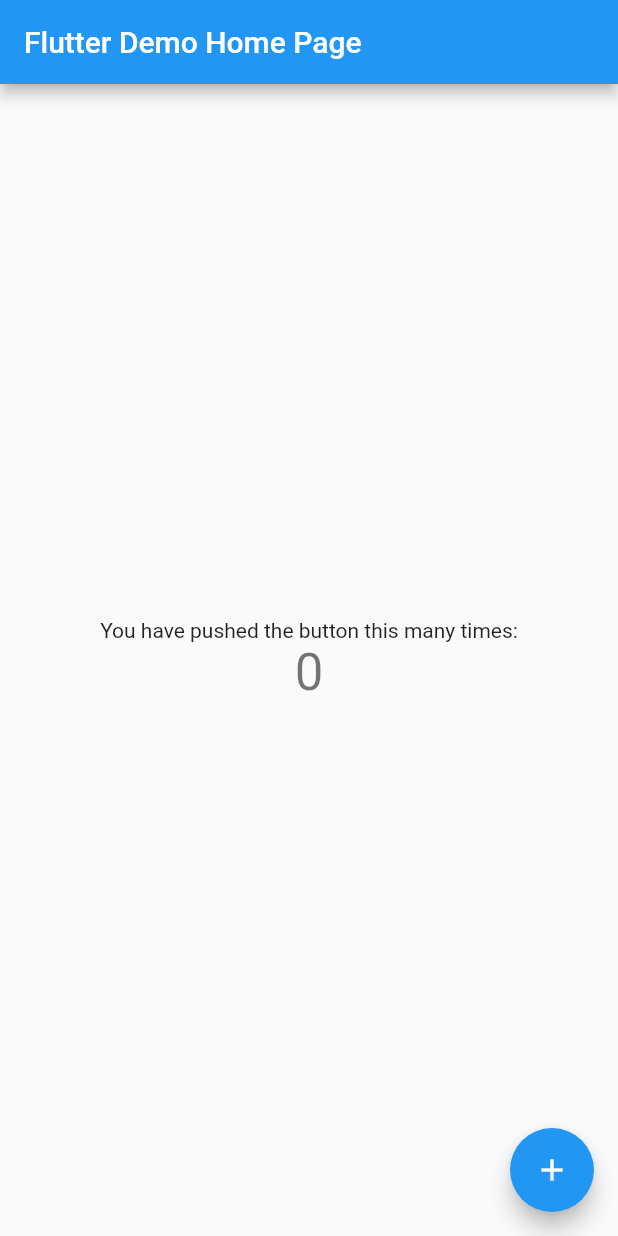
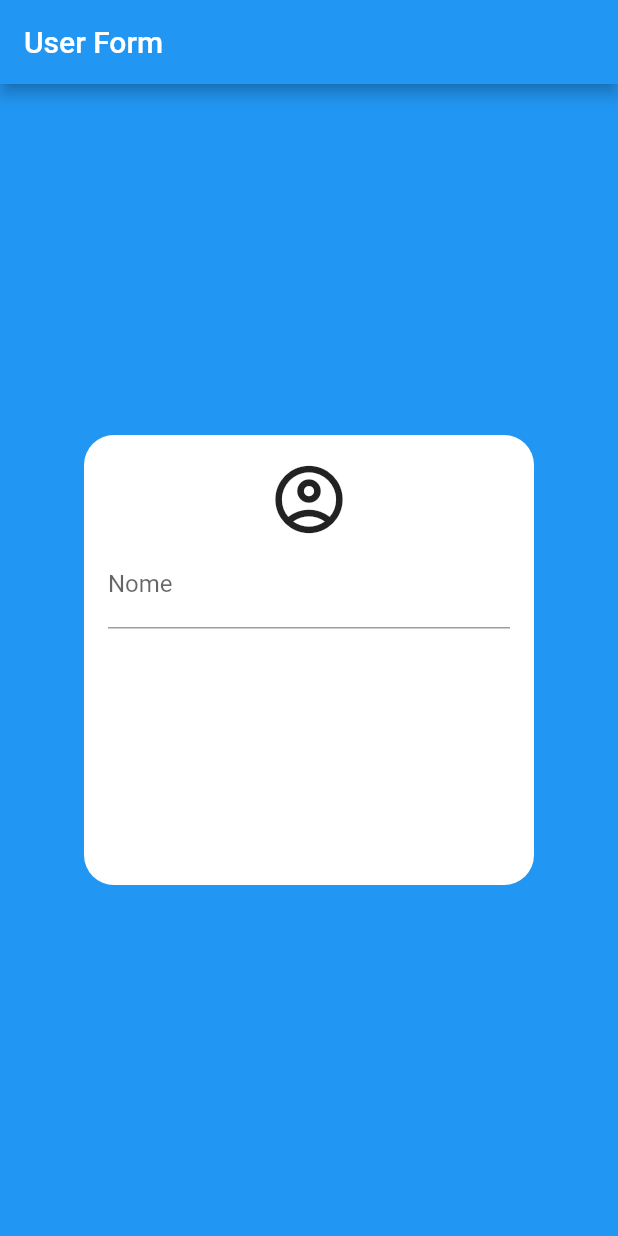
Before and after one commit to brandaoti/user-form, a Flutter app: the screen it shows after launch, on a phone screen of 412 x 824 dp. Run offline on Flutter 3.47's test engine with Material 2 defaults, Android fonts, the phone set to English and light mode, and no system bars.

Commit message:
Criando formulario, usando GlobalForm

```diff
--- /dev/null
+++ b/lib/app_widget.dart
@@ -0,0 +1,14 @@
+import 'package:flutter/material.dart';
+import 'package:user_form/user_form_view.dart';
+
+class AppWidget extends StatelessWidget {
+  const AppWidget({Key? key}) : super(key: key);
+
+  @override
+  Widget build(BuildContext context) {
+    return MaterialApp(
+      title: 'User Form Demo',
+      home: UserForm(),
+    );
+  }
+}
--- a/lib/main.dart
+++ b/lib/main.dart
@@ -1,113 +1,6 @@
 import 'package:flutter/material.dart';
+import 'package:user_form/app_widget.dart';
 
 void main() {
-  runApp(MyApp());
+  runApp(AppWidget());
 }
-
-class MyApp extends StatelessWidget {
-  // This widget is the root of your application.
-  @override
-  Widget build(BuildContext context) {
-    return MaterialApp(
-      title: 'Flutter Demo',
-      theme: ThemeData(
-        // This is the theme of your application.
-        //
-        // Try running your application with "flutter run". You'll see the
-        // application has a blue toolbar. Then, without quitting the app, try
-        // changing the primarySwatch below to Colors.green and then invoke
-        // "hot reload" (press "r" in the console where you ran "flutter run",
-        // or simply save your changes to "hot reload" in a Flutter IDE).
-        // Notice that the counter didn't reset back to zero; the application
-        // is not restarted.
-        primarySwatch: Colors.blue,
-      ),
-      home: MyHomePage(title: 'Flutter Demo Home Page'),
-    );
-  }
-}
-
-class MyHomePage extends StatefulWidget {
-  MyHomePage({Key key, this.title}) : super(key: key);
-
-  // This widget is the home page of your application. It is stateful, meaning
-  // that it has a State object (defined below) that contains fields that affect
-  // how it looks.
-
-  // This class is the configuration for the state. It holds the values (in this
-  // case the title) provided by the parent (in this case the App widget) and
-  // used by the build method of the State. Fields in a Widget subclass are
-  // always marked "final".
-
-  final String title;
-
-  @override
-  _MyHomePageState createState() => _MyHomePageState();
-}
-
-class _MyHomePageState extends State<MyHomePage> {
-  int _counter = 0;
-
-  void _incrementCounter() {
-    setState(() {
-      // This call to setState tells the Flutter framework that something has
-      // changed in this State, which causes it to rerun the build method below
-      // so that the display can reflect the updated values. If we changed
-      // _counter without calling setState(), then the build method would not be
-      // called again, and so nothing would appear to happen.
-      _counter++;
-    });
-  }
-
-  @override
-  Widget build(BuildContext context) {
-    // This method is rerun every time setState is called, for instance as done
-    // by the _incrementCounter method above.
-    //
-    // The Flutter framework has been optimized to make rerunning build methods
-    // fast, so that you can just rebuild anything that needs updating rather
-    // than having to individually change instances of widgets.
-    return Scaffold(
-      appBar: AppBar(
-        // Here we take the value from the MyHomePage object that was created by
-        // the App.build method, and use it to set our appbar title.
-        title: Text(widget.title),
-      ),
-      body: Center(
-        // Center is a layout widget. It takes a single child and positions it
-        // in the middle of the parent.
-        child: Column(
-          // Column is also a layout widget. It takes a list of children and
-          // arranges them vertically. By default, it sizes itself to fit its
-          // children horizontally, and tries to be as tall as its parent.
-          //
-          // Invoke "debug painting" (press "p" in the console, choose the
-          // "Toggle Debug Paint" action from the Flutter Inspector in Android
-          // Studio, or the "Toggle Debug Paint" command in Visual Studio Code)
-          // to see the wireframe for each widget.
-          //
-          // Column has various properties to control how it sizes itself and
-          // how it positions its children. Here we use mainAxisAlignment to
-          // center the children vertically; the main axis here is the vertical
-          // axis because Columns are vertical (the cross axis would be
-          // horizontal).
-          mainAxisAlignment: MainAxisAlignment.center,
-          children: <Widget>[
-            Text(
-              'You have pushed the button this many times:',
-            ),
-            Text(
-              '$_counter',
-              style: Theme.of(context).textTheme.headline4,
-            ),
-          ],
-        ),
-      ),
-      floatingActionButton: FloatingActionButton(
-        onPressed: _incrementCounter,
-        tooltip: 'Increment',
-        child: Icon(Icons.add),
-      ), // This trailing comma makes auto-formatting nicer for build methods.
-    );
-  }
-}
--- /dev/null
+++ b/lib/user_form_view.dart
@@ -0,0 +1,46 @@
+import 'package:flutter/material.dart';
+
+class UserForm extends StatelessWidget {
+  UserForm({Key? key}) : super(key: key);
+
+  // Global Key
+  final _formKey = GlobalKey<FormState>();
+
+  @override
+  Widget build(BuildContext context) {
+    return Scaffold(
+      backgroundColor: Colors.blue,
+      appBar: AppBar(
+        title: Text('User Form '),
+      ),
+      body: Center(
+        child: Container(
+          width: 300,
+          height: 300,
+          decoration: BoxDecoration(
+            color: Colors.white,
+            borderRadius: BorderRadius.circular(20.0),
+          ),
+          child: Form(
+            key: _formKey,
+            child: Padding(
+              padding: const EdgeInsets.all(16.0),
+              child: Column(
+                // crossAxisAlignment: CrossAxisAlignment.center,
+                children: [
+                  Icon(Icons.account_circle_outlined, size: 54),
+
+                  //
+                  TextFormField(
+                      decoration: InputDecoration(
+                    labelText: 'Nome',
+                  )),
+                ],
+              ),
+            ),
+          ),
+        ),
+      ),
+    );
+  }
+}
--- a/pubspec.yaml
+++ b/pubspec.yaml
@@ -18,7 +18,7 @@ publish_to: 'none' # Remove this line if you wish to publish to pub.dev
 version: 1.0.0+1
 
 environment:
-  sdk: ">=2.7.0 <3.0.0"
+  sdk: '>=2.12.0 <3.0.0'
 
 dependencies:
   flutter:
```
Also changed, not shown: pubspec.lock.
